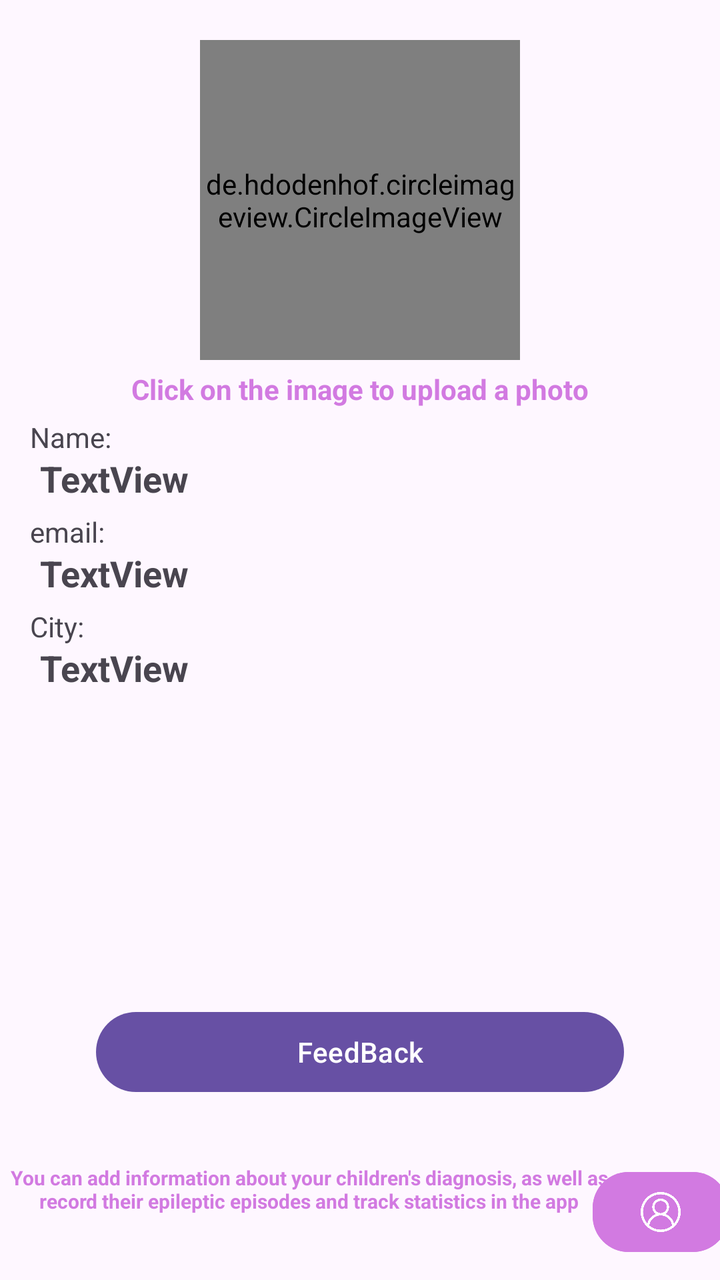
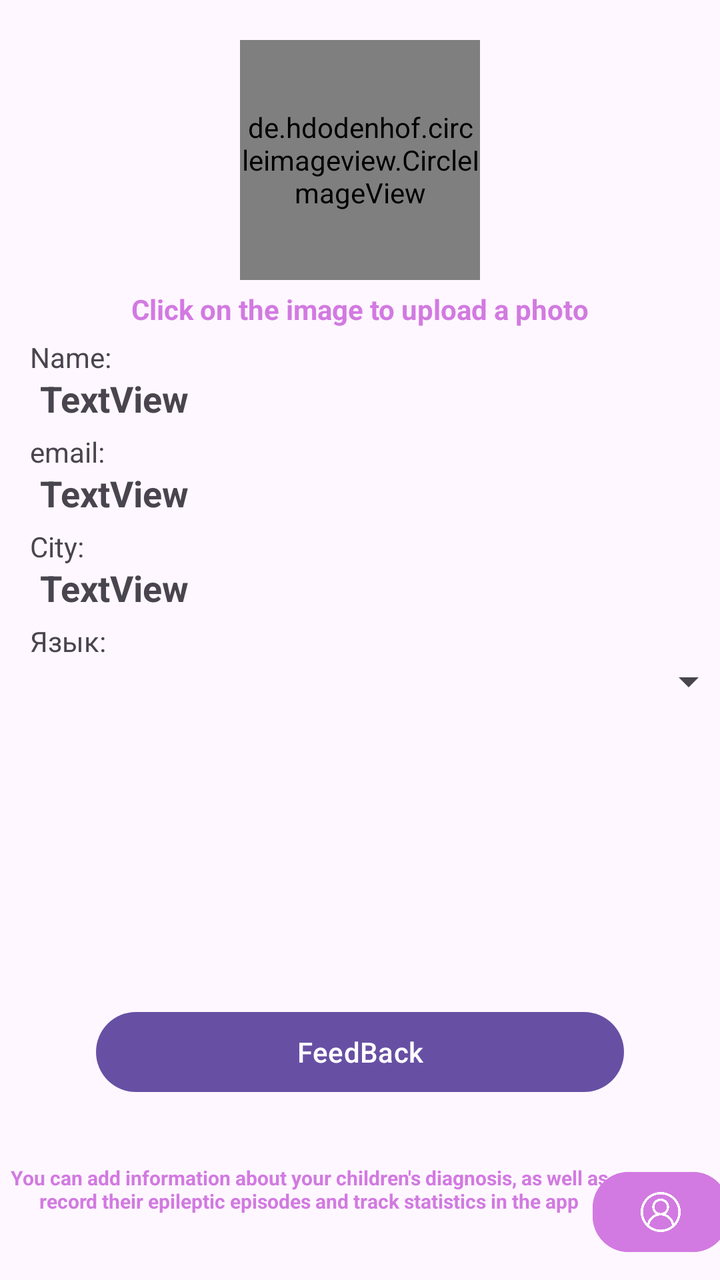

An Android layout rendered at two revisions. The XML below is the earlier revision; the diff shows what the commit changed to produce the second picture.
<!-- AndroidManifest.xml: application theme Theme.AppFond -->
<!-- res/layout/fragment_profile.xml -->
<?xml version="1.0" encoding="utf-8"?>
<androidx.constraintlayout.widget.ConstraintLayout xmlns:android="http://schemas.android.com/apk/res/android"
    xmlns:app="http://schemas.android.com/apk/res-auto"
    xmlns:tools="http://schemas.android.com/tools"
    android:layout_width="match_parent"
    android:layout_height="match_parent"
    >

    <TextView
        android:id="@+id/textView17"
        android:layout_width="299dp"
        android:layout_height="48dp"
        android:layout_marginStart="5dp"
        android:layout_marginBottom="10dp"
        android:text="@string/profileInfoAboutCard"
        android:textAlignment="center"
        android:textColor="@color/fiol_bleed"
        android:textSize="10sp"
        android:textStyle="bold"
        app:layout_constraintBottom_toBottomOf="parent"
        app:layout_constraintStart_toStartOf="parent" />

    <TextView
        android:id="@+id/labelCityValue"
        android:layout_width="0dp"
        android:layout_height="wrap_content"
        android:layout_marginStart="20dp"
        android:layout_marginEnd="20dp"
        android:text="TextView"
        android:textAlignment="viewStart"
        android:textSize="18sp"
        android:textStyle="bold"
        app:layout_constraintEnd_toEndOf="parent"
        app:layout_constraintHorizontal_bias="0.492"
        app:layout_constraintStart_toStartOf="parent"
        app:layout_constraintTop_toBottomOf="@+id/labelCityProfile" />

    <TextView
        android:id="@+id/labelCityProfile"
        android:layout_width="0dp"
        android:layout_height="18dp"
        android:layout_marginStart="15dp"
        android:layout_marginTop="5dp"
        android:layout_marginEnd="15dp"
        android:text="@string/profileLabelCity"
        android:textAlignment="viewStart"
        app:layout_constraintEnd_toEndOf="parent"
        app:layout_constraintHorizontal_bias="0.437"
        app:layout_constraintStart_toStartOf="parent"
        app:layout_constraintTop_toBottomOf="@+id/labelEmailProfileValue" />

    <TextView
        android:id="@+id/labelFullNameProfle"
        android:layout_width="0dp"
        android:layout_height="18dp"
        android:layout_marginStart="15dp"
        android:layout_marginTop="5dp"
        android:layout_marginEnd="15dp"
        android:text="@string/profileLabelName"
        android:textAlignment="viewStart"
        app:layout_constraintEnd_toEndOf="parent"
        app:layout_constraintHorizontal_bias="0.437"
        app:layout_constraintStart_toStartOf="parent"
        app:layout_constraintTop_toBottomOf="@+id/textView2" />

    <TextView
        android:id="@+id/labelEmailProfileValue"
        android:layout_width="0dp"
        android:layout_height="wrap_content"
        android:layout_marginStart="20dp"
        android:layout_marginEnd="20dp"
        android:text="TextView"
        android:textAlignment="viewStart"
        android:textSize="18sp"
        android:textStyle="bold"
        app:layout_constraintEnd_toEndOf="parent"
        app:layout_constraintHorizontal_bias="0.492"
        app:layout_constraintStart_toStartOf="parent"
        app:layout_constraintTop_toBottomOf="@+id/labelEmailProfile" />


    <de.hdodenhof.circleimageview.CircleImageView
        android:id="@+id/profile_image_value"
        android:layout_width="160dp"
        android:layout_height="160dp"
        android:layout_marginTop="5dp"
        android:adjustViewBounds="false"
        android:src="@drawable/default_profile"
        app:civ_border_color="@color/fiol_bleed"

        app:civ_border_width="5dp"
        app:layout_constraintEnd_toEndOf="parent"
        app:layout_constraintStart_toStartOf="parent"
        app:layout_constraintTop_toBottomOf="@+id/profileProgressBar"
        tools:ignore="ImageContrastCheck">

    </de.hdodenhof.circleimageview.CircleImageView>


    <ProgressBar
        android:id="@+id/profileProgressBar"
        style="?android:attr/progressBarStyleHorizontal"
        android:layout_width="0dp"
        android:layout_height="15dp"
        android:indeterminate="true"
        android:visibility="invisible"
        android:indeterminateTint="@color/fiol"
        app:layout_constraintEnd_toEndOf="parent"
        app:layout_constraintStart_toStartOf="parent"
        app:layout_constraintTop_toTopOf="parent" />

    <TextView
        android:id="@+id/labelFullNameProfile"
        android:layout_width="0dp"
        android:layout_height="wrap_content"
        android:layout_marginStart="20dp"
        android:layout_marginEnd="20dp"
        android:text="TextView"
        android:textAlignment="viewStart"
        android:textSize="18sp"
        android:textStyle="bold"
        app:layout_constraintEnd_toEndOf="parent"
        app:layout_constraintHorizontal_bias="0.492"
        app:layout_constraintStart_toStartOf="parent"
        app:layout_constraintTop_toBottomOf="@+id/labelFullNameProfle" />

    <TextView
        android:id="@+id/labelEmailProfile"
        android:layout_width="0dp"
        android:layout_height="18dp"
        android:layout_marginStart="15dp"
        android:layout_marginTop="5dp"
        android:layout_marginEnd="15dp"
        android:text="email:"
        android:textAlignment="viewStart"
        app:layout_constraintEnd_toEndOf="parent"
        app:layout_constraintStart_toStartOf="parent"
        app:layout_constraintTop_toBottomOf="@+id/labelFullNameProfile" />

    <TextView
        android:id="@+id/textView2"
        android:layout_width="wrap_content"
        android:layout_height="wrap_content"
        android:layout_marginStart="8dp"
        android:layout_marginTop="5dp"
        android:layout_marginEnd="8dp"
        android:text="@string/previewTextPhoto"
        android:textColor="@color/fiol_bleed"
        android:textStyle="bold"
        app:layout_constraintEnd_toEndOf="parent"
        app:layout_constraintStart_toStartOf="parent"
        app:layout_constraintTop_toBottomOf="@+id/profile_image_value" />

    <Button
        android:id="@+id/buttonProfToDiag"
        android:layout_width="68dp"
        android:layout_height="48dp"
        android:layout_marginStart="5dp"
        android:layout_marginEnd="5dp"
        android:layout_marginBottom="10dp"
        android:backgroundTint="@color/fiol_bleed"
        android:text="0"
        app:cornerRadius="18dp"
        app:icon="@drawable/user"
        app:iconSize="20dp"
        app:layout_constraintBottom_toBottomOf="parent"
        app:layout_constraintEnd_toEndOf="parent"
        app:layout_constraintHorizontal_bias="0.583"
        app:layout_constraintStart_toEndOf="@+id/textView17" />

    <Button
        android:id="@+id/buttonSendFB"
        android:layout_width="0dp"
        android:layout_height="wrap_content"
        android:layout_marginStart="48dp"
        android:layout_marginEnd="48dp"
        android:layout_marginBottom="32dp"
        android:text="@string/res_info_dev"
        app:layout_constraintBottom_toTopOf="@+id/textView17"
        app:layout_constraintEnd_toEndOf="parent"
        app:layout_constraintStart_toStartOf="parent" />


</androidx.constraintlayout.widget.ConstraintLayout>
<!-- resources referenced by this layout -->
<resources>
  <color name="fiol">#9C27B0</color>
  <color name="fiol_bleed">#D27AE1</color>
  <!-- drawable default_profile: png bitmap (drawable-hdpi, 30643 bytes) -->
  <!-- drawable user: png bitmap (drawable, 24852 bytes) -->
  <string name="previewTextPhoto">Click on the image to upload a photo</string>
  <string name="profileInfoAboutCard">You can add information about your children\'s diagnosis, as well as record their epileptic episodes and track statistics in the app</string>
  <string name="profileLabelCity">City:</string>
  <string name="profileLabelName">"Name: "</string>
  <string name="res_info_dev">FeedBack</string>
  <style name="Theme.AppFond" parent="Theme.MaterialComponents.DayNight.NoActionBar">
          
          <item name="colorPrimary">@color/fiol</item>
          <item name="colorPrimaryVariant">@color/fiol</item>
          <item name="colorOnPrimary">@color/white</item>
          
          <item name="colorSecondary">@color/purple_400</item>
          <item name="colorSecondaryVariant">@color/purple_800</item>
          <item name="colorOnSecondary">@color/black</item>
          
          <item name="android:statusBarColor">?attr/colorPrimaryVariant</item>
          
      </style>
  <color name="white">#FFFFFFFF</color>
  <color name="black">#FF000000</color>
</resources>

<!-- the commit's change to res/layout/fragment_profile.xml (unified diff, before → after) -->
@@ -81,8 +81,8 @@
 
     <de.hdodenhof.circleimageview.CircleImageView
         android:id="@+id/profile_image_value"
-        android:layout_width="160dp"
-        android:layout_height="160dp"
+        android:layout_width="120dp"
+        android:layout_height="120dp"
         android:layout_marginTop="5dp"
         android:adjustViewBounds="false"
         android:src="@drawable/default_profile"
@@ -180,5 +180,29 @@
         app:layout_constraintEnd_toEndOf="parent"
         app:layout_constraintStart_toStartOf="parent" />
 
+    <TextView
+        android:id="@+id/textView31"
+        android:layout_width="0dp"
+        android:layout_height="18dp"
+        android:layout_marginStart="15dp"
+        android:layout_marginTop="5dp"
+        android:layout_marginEnd="15dp"
+        android:text="@string/language"
+        app:layout_constraintEnd_toEndOf="parent"
+        app:layout_constraintStart_toStartOf="parent"
+        app:layout_constraintTop_toBottomOf="@+id/labelCityValue" />
+
+    <Spinner
+        android:id="@+id/spinnerLang"
+        android:layout_width="376dp"
+        android:layout_height="23dp"
+        android:layout_marginStart="20dp"
+        android:layout_marginEnd="20dp"
+        app:layout_constraintEnd_toEndOf="parent"
+        app:layout_constraintStart_toStartOf="parent"
+        app:layout_constraintTop_toBottomOf="@+id/textView31"
+        android:prompt="@string/spinner_title"
+        />
+
 
 </androidx.constraintlayout.widget.ConstraintLayout>
<!-- resource entries referenced after the edit -->
@@ -4,11 +4,13 @@
   <color name="fiol_bleed">#D27AE1</color>
   <!-- drawable default_profile: png bitmap (drawable-hdpi, 30643 bytes) -->
   <!-- drawable user: png bitmap (drawable, 24852 bytes) -->
+  <string name="language">Язык:</string>
   <string name="previewTextPhoto">Click on the image to upload a photo</string>
   <string name="profileInfoAboutCard">You can add information about your children\'s diagnosis, as well as record their epileptic episodes and track statistics in the app</string>
   <string name="profileLabelCity">City:</string>
   <string name="profileLabelName">"Name: "</string>
   <string name="res_info_dev">FeedBack</string>
+  <string name="spinner_title">Выберите язык</string>
   <style name="Theme.AppFond" parent="Theme.MaterialComponents.DayNight.NoActionBar">
           
           <item name="colorPrimary">@color/fiol</item>
